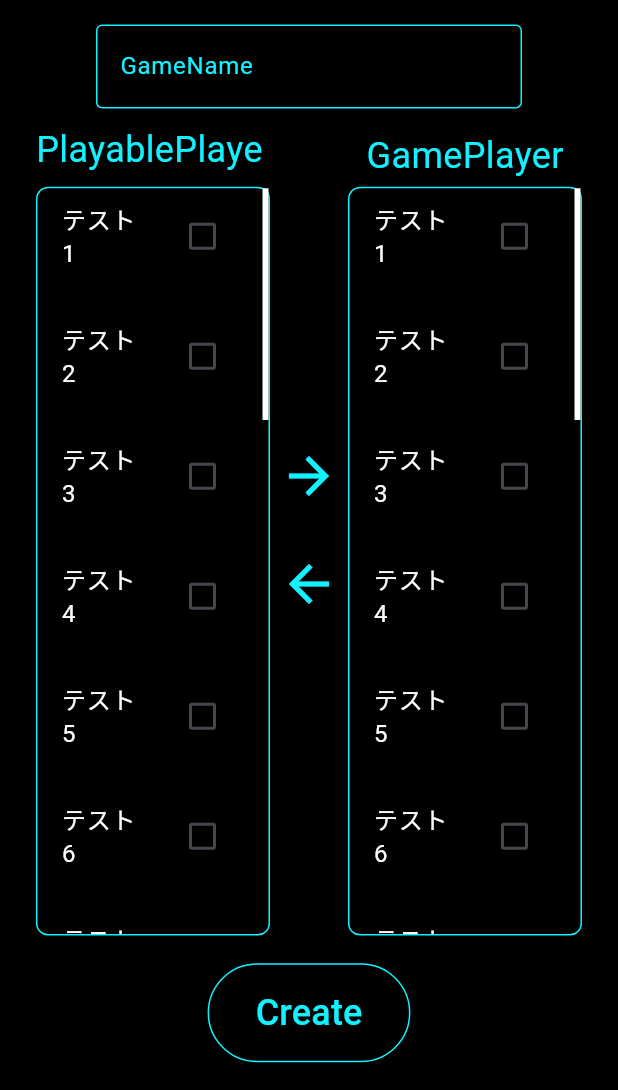
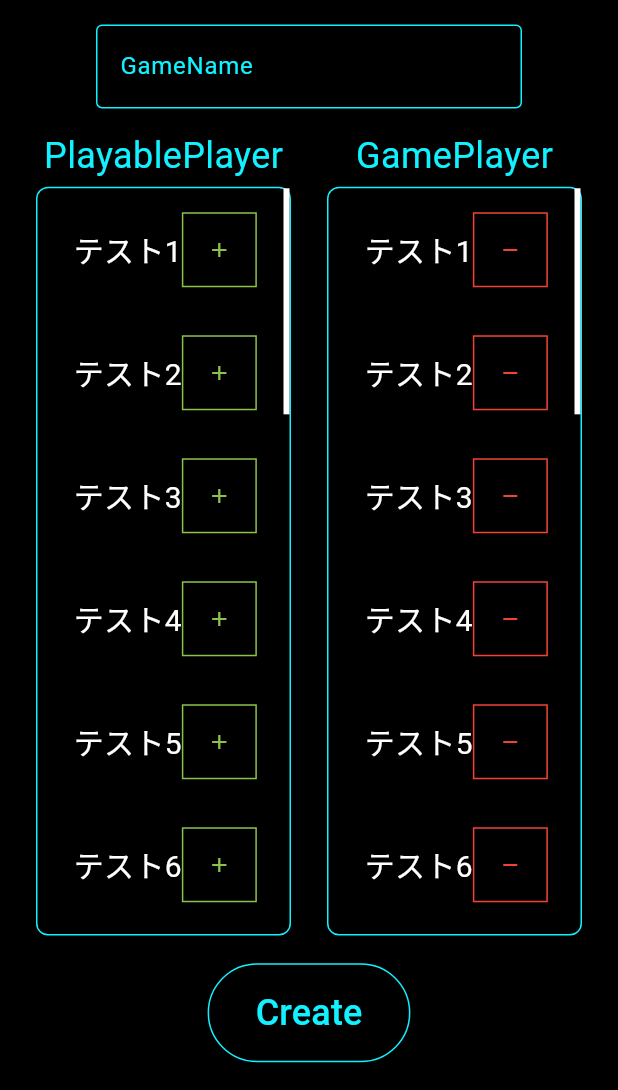
Before and after one commit to team-Effective/R-FrontMaster, a Flutter app: the CreateGamePage screen opened by its route, on a phone screen of 412 x 824 dp, the part 146-1236 px from its top. Run offline on Flutter 3.47's test engine with Material 3 defaults, Android fonts, the light colour scheme and no system bars.

Commit message:
designChange:CreateGamePageのデザインを変更しました

```diff
--- a/lib/view/create_game_page.dart
+++ b/lib/view/create_game_page.dart
@@ -148,30 +148,46 @@ class CreateGamePage extends StatelessWidget {
                                               .map(
                                                 (str) => Container(
                                                   width: double.infinity,
-                                                  margin:
+                                                  padding:
                                                       const EdgeInsets.fromLTRB(
-                                                          0, 0, 0, 16),
+                                                          24, 16, 24, 16),
                                                   alignment: Alignment.center,
-                                                  child: Theme(
-                                                    data: ThemeData(
-                                                      unselectedWidgetColor:
-                                                          const Color.fromRGBO(
-                                                              17, 241, 255, 1),
-                                                    ),
-                                                    child: CheckboxListTile(
-                                                      title: Text(
+                                                  child: Row(
+                                                    mainAxisAlignment:
+                                                        MainAxisAlignment
+                                                            .spaceBetween,
+                                                    children: [
+                                                      Text(
                                                         str,
                                                         style: const TextStyle(
-                                                          fontSize: 16,
+                                                          fontSize: 20,
                                                           color: Colors.white,
                                                         ),
                                                       ),
-                                                      activeColor:
-                                                          const Color.fromRGBO(
-                                                              17, 241, 255, 1),
-                                                      value: false,
-                                                      onChanged: (e) => {},
-                                                    ),
+                                                      Container(
+                                                        decoration:
+                                                            BoxDecoration(
+                                                          border: Border.all(
+                                                            color: Colors
+                                                                .lightGreen, //枠線の色
+                                                            width: 1, //枠線の太さ
+                                                          ),
+                                                        ),
+                                                        child: IconButton(
+                                                          onPressed: () {},
+                                                          padding:
+                                                              EdgeInsets.zero,
+                                                          constraints:
+                                                              const BoxConstraints(),
+                                                          icon: const Icon(
+                                                            Icons.add,
+                                                            size: 16,
+                                                            color: Colors
+                                                                .lightGreen,
+                                                          ),
+                                                        ),
+                                                      ),
+                                                    ],
                                                   ),
                                                 ),
                                               )
@@ -184,26 +200,9 @@ class CreateGamePage extends StatelessWidget {
                               ],
                             ),
                           ),
-                          const Expanded(
-                              flex: 1,
-                              child: Column(
-                                mainAxisAlignment: MainAxisAlignment.center,
-                                children: [
-                                  Icon(
-                                    Icons.arrow_forward,
-                                    size: 40,
-                                    color: Color.fromRGBO(17, 241, 255, 1),
-                                  ),
-                                  SizedBox(
-                                    height: 32,
-                                  ),
-                                  Icon(
-                                    Icons.arrow_back,
-                                    size: 40,
-                                    color: Color.fromRGBO(17, 241, 255, 1),
-                                  ),
-                                ],
-                              )),
+                          const SizedBox(
+                            width: 24,
+                          ),
                           Expanded(
                             flex: 3,
                             child: Column(
@@ -234,8 +233,8 @@ class CreateGamePage extends StatelessWidget {
                                     child: RawScrollbar(
                                       thumbColor: Colors.white,
                                       thickness: 4,
+                                      thumbVisibility: true,
                                       controller: gamePlayerController,
-                                      thumbVisibility: true,
                                       child: SingleChildScrollView(
                                         controller: gamePlayerController,
                                         child: Column(
@@ -243,30 +242,45 @@ class CreateGamePage extends StatelessWidget {
                                               .map(
                                                 (str) => Container(
                                                   width: double.infinity,
-                                                  margin:
+                                                  padding:
                                                       const EdgeInsets.fromLTRB(
-                                                          0, 0, 0, 16),
+                                                          24, 16, 24, 16),
                                                   alignment: Alignment.center,
-                                                  child: Theme(
-                                                    data: ThemeData(
-                                                      unselectedWidgetColor:
-                                                          const Color.fromRGBO(
-                                                              17, 241, 255, 1),
-                                                    ),
-                                                    child: CheckboxListTile(
-                                                      title: Text(
+                                                  child: Row(
+                                                    mainAxisAlignment:
+                                                        MainAxisAlignment
+                                                            .spaceBetween,
+                                                    children: [
+                                                      Text(
                                                         str,
                                                         style: const TextStyle(
-                                                          fontSize: 16,
+                                                          fontSize: 20,
                                                           color: Colors.white,
                                                         ),
                                                       ),
-                                                      activeColor:
-                                                          const Color.fromRGBO(
-                                                              17, 241, 255, 1),
-                                                      value: false,
-                                                      onChanged: (e) => {},
-                                                    ),
+                                                      Container(
+                                                        decoration:
+                                                            BoxDecoration(
+                                                          border: Border.all(
+                                                            color: Colors
+                                                                .red, //枠線の色
+                                                            width: 1, //枠線の太さ
+                                                          ),
+                                                        ),
+                                                        child: IconButton(
+                                                          onPressed: () {},
+                                                          padding:
+                                                              EdgeInsets.zero,
+                                                          constraints:
+                                                              const BoxConstraints(),
+                                                          icon: const Icon(
+                                                            Icons.remove,
+                                                            size: 16,
+                                                            color: Colors.red,
+                                                          ),
+                                                        ),
+                                                      ),
+                                                    ],
                                                   ),
                                                 ),
                                               )
```
